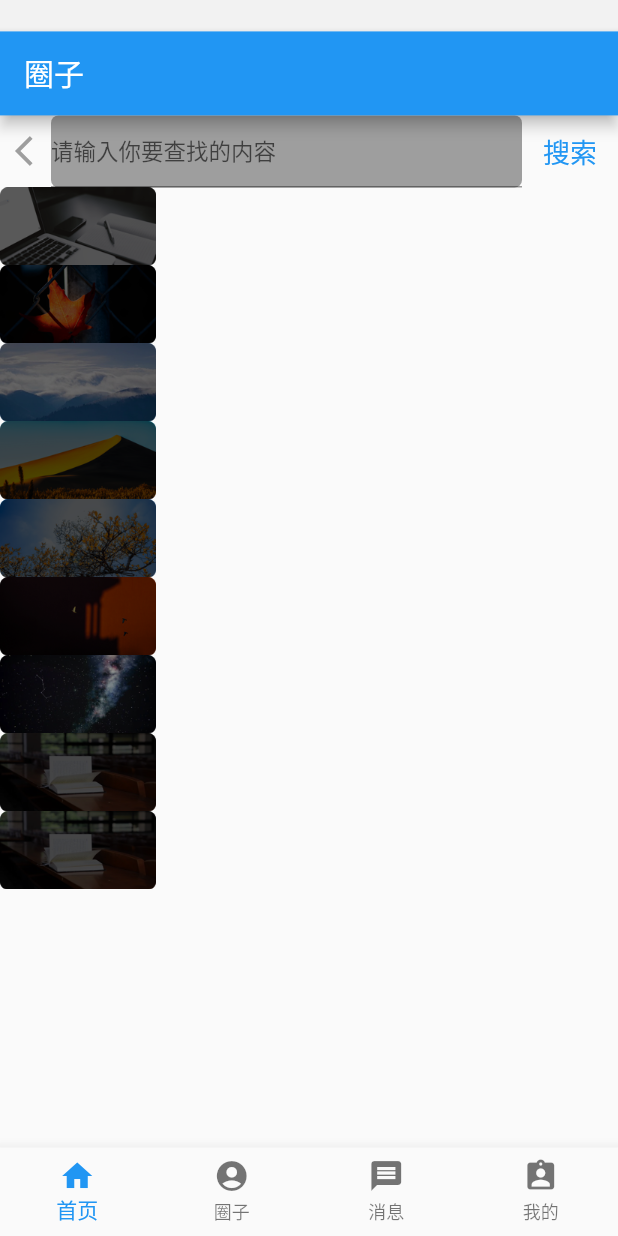
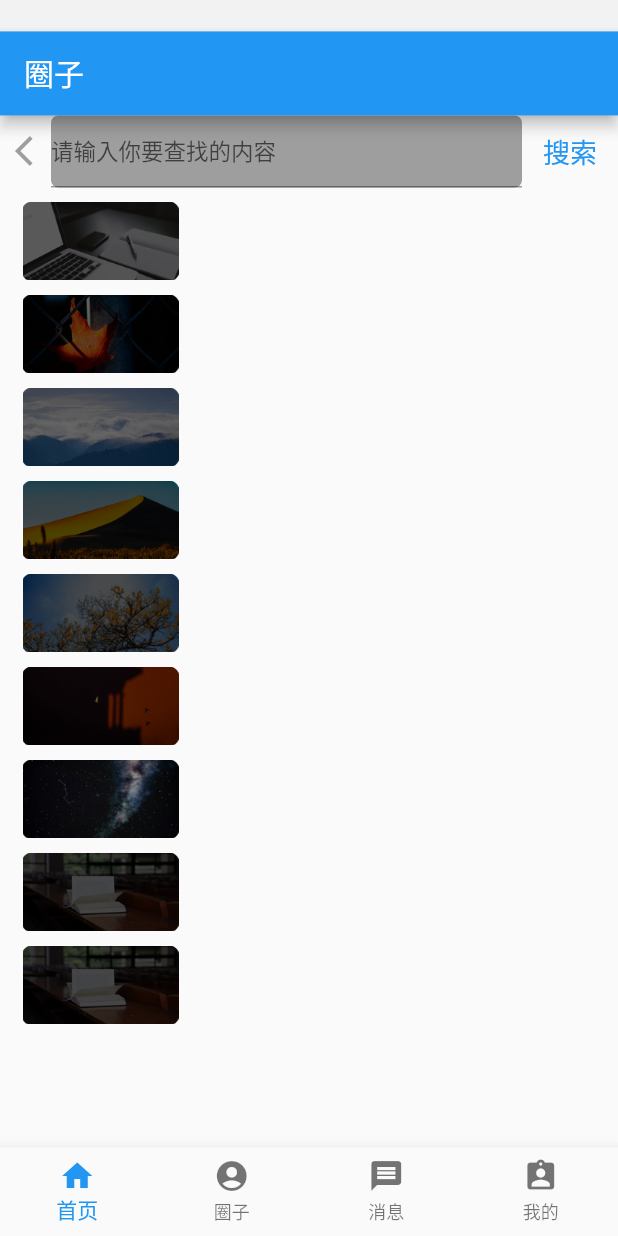
Before and after one commit to QChen0718/Flutter-xiecheng, a Flutter app: the screen it shows after launch, scrolled down 576 dp, on a phone screen of 412 x 824 dp. Run offline on Flutter 3.47's test engine with Material 2 defaults, Android fonts, the phone set to English and light mode, and no system bars; our stand-ins replace flutter_swiper; missing offline and left inert: flutter_webview_plugin; network calls fail.

Commit message:
优化搜索列表UI

```diff
--- a/lib/widget/search_list.dart
+++ b/lib/widget/search_list.dart
@@ -25,6 +25,7 @@ class _SearchListState extends State<SearchList>{
     return Row(
       children: <Widget>[
         new Container(
+          margin: EdgeInsets.only(top: 10,left: 15),
           child: new Image.asset(imagelist[index]),
         )
       ],
```
